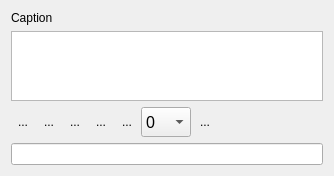
Above: Modules/SegmentationUI/Qmitk/QmitkLabelSetWidgetControls.ui from MITK/MITK before the change. Below: the same form after it.
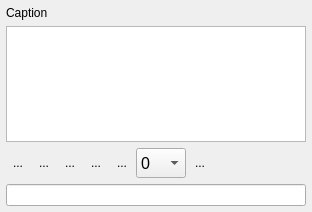
That is the form after the change. Icons and pictures are not drawn. Custom widgets are drawn as their Qt base class.

Commit message: Fixed table layout. Widths should work now height should still be adressed

```diff
--- a/Modules/SegmentationUI/Qmitk/QmitkLabelSetWidgetControls.ui
+++ b/Modules/SegmentationUI/Qmitk/QmitkLabelSetWidgetControls.ui
@@ -6,12 +6,12 @@
    <rect>
     <x>0</x>
     <y>0</y>
-    <width>334</width>
-    <height>176</height>
+    <width>312</width>
+    <height>212</height>
    </rect>
   </property>
   <property name="sizePolicy">
-   <sizepolicy hsizetype="Preferred" vsizetype="Maximum">
+   <sizepolicy hsizetype="Minimum" vsizetype="MinimumExpanding">
     <horstretch>0</horstretch>
     <verstretch>0</verstretch>
    </sizepolicy>
@@ -20,6 +20,9 @@
    <string notr="true"/>
   </property>
   <layout class="QVBoxLayout" name="verticalLayout">
+   <property name="margin">
+    <number>6</number>
+   </property>
    <item>
     <widget class="QLabel" name="m_lblCaption">
      <property name="text">
@@ -30,17 +33,38 @@
    <item>
     <widget class="QmitkLabelSetTableWidget" name="m_LabelSetTableWidget">
      <property name="sizePolicy">
-      <sizepolicy hsizetype="Preferred" vsizetype="Maximum">
+      <sizepolicy hsizetype="Minimum" vsizetype="MinimumExpanding">
        <horstretch>0</horstretch>
        <verstretch>0</verstretch>
       </sizepolicy>
      </property>
+     <property name="minimumSize">
+      <size>
+       <width>50</width>
+       <height>90</height>
+      </size>
+     </property>
+     <property name="maximumSize">
+      <size>
+       <width>16777215</width>
+       <height>16777215</height>
+      </size>
+     </property>
      <property name="horizontalScrollBarPolicy">
       <enum>Qt::ScrollBarAlwaysOff</enum>
      </property>
      <property name="selectionBehavior">
       <enum>QAbstractItemView::SelectRows</enum>
      </property>
+     <property name="textElideMode">
+      <enum>Qt::ElideMiddle</enum>
+     </property>
+     <property name="verticalScrollMode">
+      <enum>QAbstractItemView::ScrollPerPixel</enum>
+     </property>
+     <property name="horizontalScrollMode">
+      <enum>QAbstractItemView::ScrollPerPixel</enum>
+     </property>
     </widget>
    </item>
    <item>
@@ -48,6 +72,9 @@
      <property name="spacing">
       <number>2</number>
      </property>
+     <property name="sizeConstraint">
+      <enum>QLayout::SetDefaultConstraint</enum>
+     </property>
      <item>
       <widget class="QToolButton" name="m_btDeactivateTool">
        <property name="toolTip">
@@ -233,12 +260,9 @@
        <property name="orientation">
         <enum>Qt::Horizontal</enum>
        </property>
-       <property name="sizeType">
-        <enum>QSizePolicy::Expanding</enum>
-       </property>
        <property name="sizeHint" stdset="0">
         <size>
-         <width>40</width>
+         <width>0</width>
          <height>20</height>
         </size>
        </property>
@@ -249,7 +273,7 @@
    <item>
     <widget class="ctkSearchBox" name="m_LabelSearchBox">
      <property name="sizePolicy">
-      <sizepolicy hsizetype="Preferred" vsizetype="Fixed">
+      <sizepolicy hsizetype="Minimum" vsizetype="Fixed">
        <horstretch>0</horstretch>
        <verstretch>0</verstretch>
       </sizepolicy>
```
The commit also changes 3 other files.
